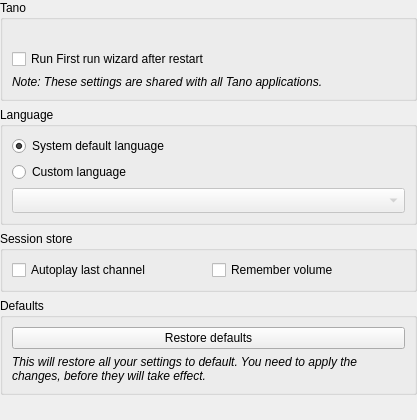
Before: the Qt Designer form src/ui/settings/SettingsGeneral.ui in ntadej/tano, drawn with Qt 5.
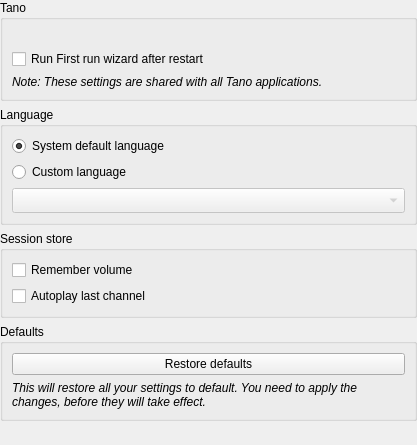
After: the same form once the commit is applied. Icons and pictures are not drawn.

Diff of the .ui file:
```diff
--- a/src/ui/settings/SettingsGeneral.ui
+++ b/src/ui/settings/SettingsGeneral.ui
@@ -7,7 +7,7 @@
     <x>0</x>
     <y>0</y>
     <width>417</width>
-    <height>420</height>
+    <height>445</height>
    </rect>
   </property>
   <property name="windowIcon">
@@ -111,14 +111,7 @@
      <property name="title">
       <string>Session store</string>
      </property>
-     <layout class="QHBoxLayout" name="horizontalLayout">
-      <item>
-       <widget class="QCheckBox" name="checkAutoplay">
-        <property name="text">
-         <string>Autoplay last channel</string>
-        </property>
-       </widget>
-      </item>
+     <layout class="QVBoxLayout" name="verticalLayout_3">
       <item>
        <widget class="QCheckBox" name="checkVolume">
         <property name="text">
@@ -126,6 +119,13 @@
         </property>
        </widget>
       </item>
+      <item>
+       <widget class="QCheckBox" name="checkAutoplay">
+        <property name="text">
+         <string>Autoplay last channel</string>
+        </property>
+       </widget>
+      </item>
      </layout>
     </widget>
    </item>
```
